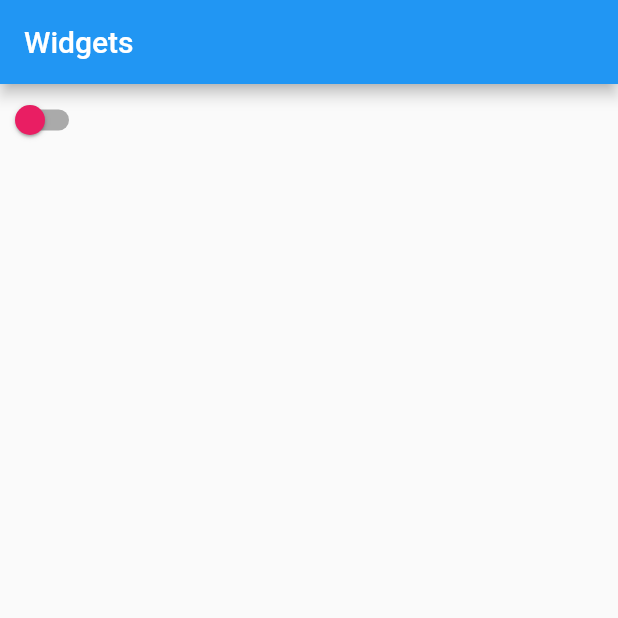
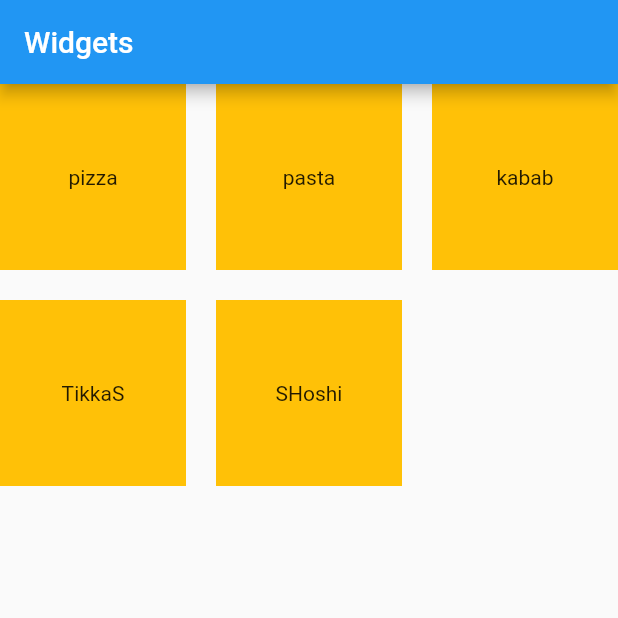
Before and after one commit to Hira-kiran/Flutter_Batch1, a Flutter app: the screen it shows after launch, on a phone screen of 412 x 824 dp, the top half of it. Run offline on Flutter 3.47's test engine with Material 2 defaults, Android fonts, the phone set to English and light mode, and no system bars.

Commit message:
class 11

```diff
--- /dev/null
+++ b/lib/Flutter Class/class11.dart
@@ -0,0 +1,102 @@
+// •	Safe area
+// •	Flutter logo
+// •	Floating Action Button
+// •	Grid view
+// •	Grid view builder
+
+import 'package:flutter/material.dart';
+
+class Class11 extends StatefulWidget {
+  const Class11({super.key});
+
+  @override
+  State<Class11> createState() => _Class11State();
+}
+
+class _Class11State extends State<Class11> {
+  List fastFood = ["pizza", "pasta", "kabab", "TikkaS", "SHoshi"];
+  var _size = 100.0;
+  @override
+  Widget build(BuildContext context) {
+    return Scaffold(
+        appBar: AppBar(
+          title: const Text("Widgets"),
+        ),
+        //**********Gridview Builder ********* */
+        body: GridView.builder(
+            itemCount: fastFood.length,
+            gridDelegate: const SliverGridDelegateWithFixedCrossAxisCount(
+                crossAxisCount: 3, mainAxisSpacing: 20, crossAxisSpacing: 20),
+            itemBuilder: ((context, index) {
+              return Container(
+                height: 100,
+                width: 100,
+                color: Colors.amber,
+                child: Center(child: Text(fastFood[index])),
+              );
+            }))
+//*********************FloatingActionButton******************* */
+        /* floatingActionButton: FloatingActionButton(
+        backgroundColor: Colors.orange,
+        onPressed: () {},
+        child: Icon(Icons.add),
+      ), */
+        );
+  }
+}
+
+
+// Column(
+//         children: [
+  //******************** SafeArea Widget********************* */
+//           SafeArea(child: Text("safe area")),
+//*****************Flutter Logo Widget**************** */
+//           InkWell(
+//             onTap: () {
+//               setState(() {
+//                 _size = _size + 100.0;
+//                 if (_size > 300) {
+//                   _size = 100.0;
+//                 }
+//               });
+//             },
+//             child: FlutterLogo(
+//               size: _size,
+//               style: FlutterLogoStyle.stacked,
+//               textColor: Colors.purple,
+//               curve: Curves.linear,
+//               duration: Duration(seconds: 3),
+//             ),
+//           )
+//         ],
+//       ),
+
+
+
+//*************************GridView Widget******************** */
+// GridView(
+//         gridDelegate: SliverGridDelegateWithFixedCrossAxisCount(
+//             crossAxisCount: 2, mainAxisSpacing: 20, crossAxisSpacing: 20),
+//         children: [
+//           Container(
+//             height: 100,
+//             width: 100,
+//             color: Colors.black,
+//           ),
+//           Container(
+//             height: 100,
+//             width: 100,
+//             color: Color.fromARGB(255, 171, 47, 47),
+//           ),
+//           Container(
+//             height: 100,
+//             width: 100,
+//             color: Color.fromARGB(255, 106, 27, 143),
+//           ),
+//           Container(
+//             height: 100,
+//             width: 100,
+//             color: Colors.black,
+//           )
+//         ],
+//       ),
--- a/lib/main.dart
+++ b/lib/main.dart
@@ -1,5 +1,6 @@
 import 'package:flutter/material.dart';
 import 'package:fluttercls/Flutter%20Class/class10.dart';
+import 'package:fluttercls/Flutter%20Class/class11.dart';
 
 void main() {
   runApp(const MyApp());
@@ -10,6 +11,7 @@ class MyApp extends StatelessWidget {
 
   @override
   Widget build(BuildContext context) {
-    return const MaterialApp(debugShowCheckedModeBanner: false, home: Class10());
+    return const MaterialApp(
+        debugShowCheckedModeBanner: false, home: Class11());
   }
 }
```
